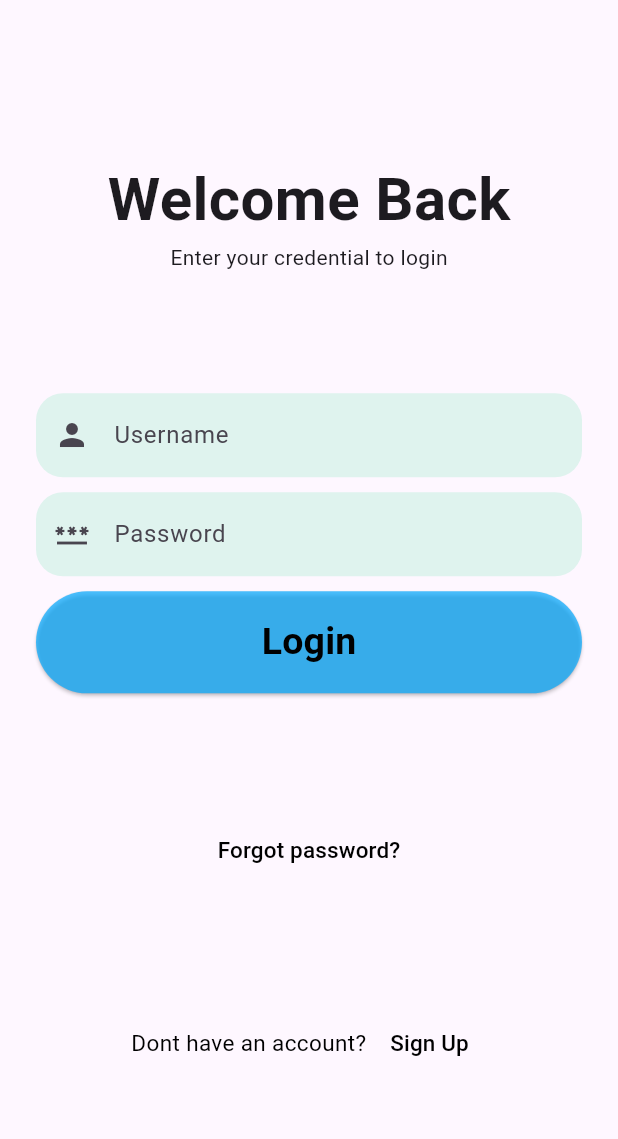
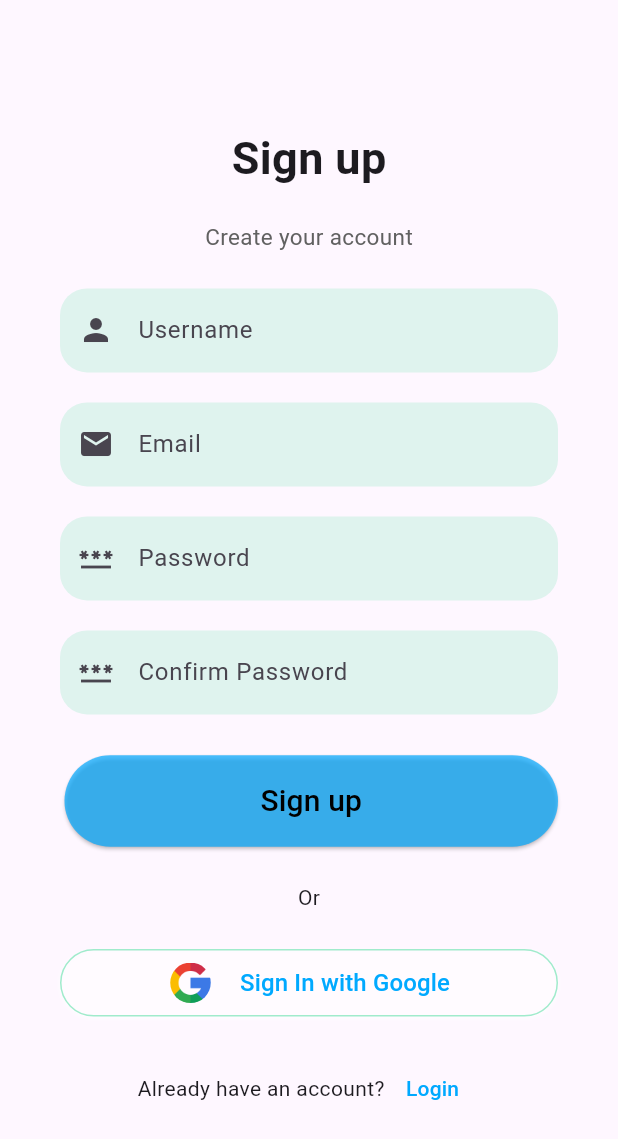
Before and after one commit to akshat407/Chat, a Flutter app: the screen it shows after launch, after a tap on "Sign Up", on a phone screen of 412 x 824 dp. Shown: the top 1139 px of the screen. Run offline on Flutter 3.47's test engine with Material 3 defaults, Android fonts, the phone set to English and light mode, and no system bars; our stand-ins replace firebase_auth, firebase_core, fluttertoast, get, velocity_x; accounts and stored records are empty; network calls fail.

Commit message:
login/signin done

```diff
--- /dev/null
+++ b/quickchat/lib/Auth/auth_services.dart
@@ -0,0 +1,42 @@
+import 'package:firebase_auth/firebase_auth.dart';
+import 'package:flutter/widgets.dart';
+
+class AuthServices
+{
+  //instance of auth
+
+  final FirebaseAuth _auth=FirebaseAuth.instance;
+
+  Future<UserCredential> signInWithEmailAndPassword(String email, String password) async
+  {
+    try {
+      UserCredential userCredential= await _auth.signInWithEmailAndPassword(email: email, password: password);
+      return userCredential;
+
+    } on FirebaseAuthException catch(e){
+      throw Exception(e.code);
+    }
+
+  }
+
+  //signin
+   Future<UserCredential> signUpWithEmailAndPassword(String email, String password) async
+  {
+    try {
+      UserCredential userCredential= await _auth.createUserWithEmailAndPassword(email: email, password: password);
+      return userCredential;
+
+    } on FirebaseAuthException catch(e){
+      throw Exception(e.code);
+    }
+
+  }
+
+  //signpu
+
+  Future<void>signout() async{
+
+    return await _auth.signOut();
+
+  }
+}
--- a/quickchat/lib/main.dart
+++ b/quickchat/lib/main.dart
@@ -1,16 +1,19 @@
 
 
+import 'package:firebase_core/firebase_core.dart';
 import 'package:flutter/material.dart';
 import 'package:flutter/services.dart';
 import 'package:get/get.dart';
+import 'package:quickchat/firebase_options.dart';
 import 'package:quickchat/screens/splashscreen.dart';
 // import 'package:quickchat/strings.dart';
 import 'package:quickchat/utils/strings.dart';
 
-main() {
-  SystemChrome.setSystemUIOverlayStyle(
-    const SystemUiOverlayStyle(statusBarColor: Colors.white, statusBarIconBrightness: Brightness.dark),
-  );
+main() async {
+  WidgetsFlutterBinding.ensureInitialized();
+  await Firebase.initializeApp(options: DefaultFirebaseOptions.currentPlatform);
+
+
   runApp(const App());
 }
 
--- a/quickchat/lib/screens/login_signup.dart
+++ b/quickchat/lib/screens/login_signup.dart
@@ -1,5 +1,12 @@
+import 'package:firebase_auth/firebase_auth.dart';
 import 'package:flutter/material.dart';
+import 'package:get/get.dart';
+import 'package:quickchat/Auth/auth_services.dart';
+import 'package:quickchat/screens/home.dart';
+import 'package:quickchat/screens/signup.dart';
 import 'package:quickchat/utils/colors.dart';
+import 'package:quickchat/utils/utils.dart';
+import 'package:velocity_x/velocity_x.dart';
 
 class LoginPage extends StatefulWidget {
    LoginPage({super.key});
@@ -9,8 +16,42 @@ class LoginPage extends StatefulWidget {
 }
 
 class _LoginPageState extends State<LoginPage> {
-   final username=TextEditingController();
-  final password=TextEditingController();
+
+
+ FirebaseAuth auth=FirebaseAuth  .instance;
+
+  // final emailcontroller = TextEditingController();
+  // final passwordcontroller = TextEditingController();
+  final emailcontroller=TextEditingController();
+  final passwordcontroller=TextEditingController();
+
+   Future<void> login() async {
+    try {
+      final String email = emailcontroller.text.trim();
+      final String password = passwordcontroller.text.trim();
+
+       await auth.signInWithEmailAndPassword(
+        email: email,
+        password: password,
+      );
+
+      // Navigate to the next screen after successful login
+      User? user = auth.currentUser;
+      if (user != null) {
+        // Navigate to the HomeScreen using Get.to()
+        Get.offAll(() => HomePage());
+    }
+    else {
+        utils().toastmessege("User not found");
+      }
+    }
+    catch (e) {
+      utils().toastmessege(e.toString());;
+      // Handle error
+    }
+  }
+
+
   @override
   Widget build(BuildContext context) {
 
@@ -50,9 +91,9 @@ class _LoginPageState extends State<LoginPage> {
       crossAxisAlignment: CrossAxisAlignment.stretch,
       children: [
         TextField(
-          controller: username,
+          controller: emailcontroller,
           decoration: InputDecoration(
-              hintText: "Username",
+              hintText: "email",
               border: OutlineInputBorder(
                   borderRadius: BorderRadius.circular(18),
                   borderSide: BorderSide.none
@@ -63,7 +104,7 @@ class _LoginPageState extends State<LoginPage> {
         ),
         const SizedBox(height: 10),
         TextField(
-          controller: password,
+          controller: passwordcontroller,
           decoration: InputDecoration(
             hintText: "Password",
             border: OutlineInputBorder(
@@ -78,6 +119,7 @@ class _LoginPageState extends State<LoginPage> {
         const SizedBox(height: 10),
         ElevatedButton(
           onPressed: () {
+            login();
           },
           style: ElevatedButton.styleFrom(
             shape: const StadiumBorder(),
@@ -109,6 +151,7 @@ class _LoginPageState extends State<LoginPage> {
         const Text("Dont have an account? ", style: TextStyle(color: Colors.black,fontSize: 15)),
         TextButton(
             onPressed: () {
+              Get.to(SignupPage());
             },
             child: const Text("Sign Up", style: TextStyle(color: Colors.black,fontSize: 15),)
         )
--- /dev/null
+++ b/quickchat/lib/screens/signup.dart
@@ -0,0 +1,225 @@
+import 'package:flutter/material.dart';
+import 'package:get/get.dart';
+import 'package:quickchat/Auth/auth_services.dart';
+import 'package:quickchat/screens/login_signup.dart';
+import 'package:quickchat/utils/colors.dart';
+
+class SignupPage extends StatefulWidget {
+  const SignupPage({super.key});
+
+  @override
+  State<SignupPage> createState() => _SignupPageState();
+}
+
+class _SignupPageState extends State<SignupPage> {
+
+   final username=TextEditingController();
+  final password=TextEditingController();
+  final email=TextEditingController();
+  final cnfmpassword=TextEditingController();
+
+
+  void register(BuildContext context)
+  {
+    final auth=AuthServices();
+    if(password.text==cnfmpassword.text)
+    {
+      try {
+         auth.signUpWithEmailAndPassword(email.text, password.text);
+
+      } catch (e) {
+         showDialog(context: context, builder: (context)=>AlertDialog(
+      title: Text(e.toString()),
+    ));
+
+      }
+    }
+    else{
+      showDialog(context: context, builder: (context)=>AlertDialog(
+      title: Text("Password do no match"),
+    ));
+
+    }
+  }
+
+  @override
+  Widget build(BuildContext context) {
+    return MaterialApp(
+      debugShowCheckedModeBanner: false,
+      home: Scaffold(
+        body: SingleChildScrollView(
+          child: Container(
+            padding: const EdgeInsets.symmetric(horizontal: 40),
+            height: MediaQuery.of(context).size.height - 50,
+            width: double.infinity,
+            child: Column(
+              mainAxisAlignment: MainAxisAlignment.spaceEvenly,
+              crossAxisAlignment: CrossAxisAlignment.stretch,
+              children: <Widget>[
+                Column(
+                  children: <Widget>[
+                    const SizedBox(height: 60.0),
+
+                    const Text(
+                      "Sign up",
+                      style: TextStyle(
+                        fontSize: 30,
+                        fontWeight: FontWeight.bold,
+                      ),
+                    ),
+                    const SizedBox(
+                      height: 20,
+                    ),
+                    Text(
+                      "Create your account",
+                      style: TextStyle(fontSize: 15, color: Colors.grey[700]),
+                    )
+                  ],
+                ),
+                Column(
+                  children: <Widget>[
+                    TextField(
+                      controller: username,
+                      decoration: InputDecoration(
+                          hintText: "Username",
+                          border: OutlineInputBorder(
+                              borderRadius: BorderRadius.circular(18),
+                              borderSide: BorderSide.none),
+                          fillColor: chatuser.withOpacity(0.3),
+                          filled: true,
+                          prefixIcon: const Icon(Icons.person)),
+                    ),
+
+                    const SizedBox(height: 20),
+
+                    TextField(
+                      controller: email,
+                      decoration: InputDecoration(
+                          hintText: "Email",
+                          border: OutlineInputBorder(
+                              borderRadius: BorderRadius.circular(18),
+                              borderSide: BorderSide.none),
+                          fillColor: chatuser.withOpacity(0.3),
+                          filled: true,
+                          prefixIcon: const Icon(Icons.email)),
+                    ),
+
+                    const SizedBox(height: 20),
+
+                    TextField(
+                      controller: password,
+                      decoration: InputDecoration(
+                        hintText: "Password",
+                        border: OutlineInputBorder(
+                            borderRadius: BorderRadius.circular(18),
+                            borderSide: BorderSide.none),
+                        fillColor: chatuser.withOpacity(0.3),
+                        filled: true,
+                        prefixIcon: const Icon(Icons.password),
+                      ),
+                      obscureText: true,
+                    ),
+
+                    const SizedBox(height: 20),
+
+                    TextField(
+                      controller: cnfmpassword,
+                      decoration: InputDecoration(
+                        hintText: "Confirm Password",
+                        border: OutlineInputBorder(
+                            borderRadius: BorderRadius.circular(18),
+                            borderSide: BorderSide.none),
+                        fillColor: chatuser.withOpacity(0.3),
+                        filled: true,
+                        prefixIcon: const Icon(Icons.password),
+                      ),
+                      obscureText: true,
+                    ),
+                  ],
+                ),
+                Container(
+                    padding: const EdgeInsets.only(top: 3, left: 3),
+
+                    child: ElevatedButton(
+                      onPressed: () {
+                        register(context);
+                      },
+                      child: const Text(
+                        "Sign up",
+                        style: TextStyle(fontSize: 20,color: Colors.black),
+                      ),
+                      style: ElevatedButton.styleFrom(
+                        shape: const StadiumBorder(),
+                        padding: const EdgeInsets.symmetric(vertical: 16),
+                        backgroundColor: chatother.withOpacity(0.7),
+                      ),
+                    )
+                ),
+
+                const Center(child: Text("Or")),
+
+                Container(
+                  height: 45,
+                  decoration: BoxDecoration(
+                    borderRadius: BorderRadius.circular(25),
+                    border: Border.all(
+                      color: chatuser.withOpacity(0.9),
+                    ),
+                    boxShadow: [
+                      BoxShadow(
+                        color: Colors.white.withOpacity(0.5),
+                        spreadRadius: 1,
+                        blurRadius: 1,
+                        offset: const Offset(0, 1), // changes position of shadow
+                      ),
+                    ],
+                  ),
+                  child: TextButton(
+                    onPressed: () {},
+                    child: Row(
+                      mainAxisAlignment: MainAxisAlignment.center,
+                      children: [
+                        Container(
+                          height: 30.0,
+                          width: 30.0,
+                          decoration: const BoxDecoration(
+                            image: DecorationImage(
+                                image:   AssetImage('assets/icons/google.png'),
+                                fit: BoxFit.cover),
+                            shape: BoxShape.circle,
+                          ),
+                        ),
+
+                        const SizedBox(width: 18),
+
+                        const Text("Sign In with Google",
+                          style: TextStyle(
+                            fontSize: 16,
+                            color: chatother
+                          ),
+                        ),
+                      ],
+                    ),
+                  ),
+                ),
+
+                Row(
+                  mainAxisAlignment: MainAxisAlignment.center,
+                  children: <Widget>[
+                    const Text("Already have an account?"),
+                    TextButton(
+                        onPressed: () {
+                          Get.to(LoginPage());
+                        },
+                        child: const Text("Login", style: TextStyle(color: chatother))
+                    )
+                  ],
+                )
+              ],
+            ),
+          ),
+        ),
+      ),
+    );
+  }
+}
--- a/quickchat/pubspec.yaml
+++ b/quickchat/pubspec.yaml
@@ -37,6 +37,10 @@ dependencies:
   cupertino_icons: ^1.0.2
   velocity_x: ^3.5.1
   get: ^4.6.5
+  firebase_core: ^2.27.0
+  firebase_auth: ^4.17.8
+  fluttertoast: ^8.2.2
+
 
 dev_dependencies:
   flutter_test:
```
Also changed, not shown: quickchat/lib/Auth/auth_gate.dart (added, +34 -0 lines), quickchat/lib/components/my_drawer.dart (added, +63 -0 lines), quickchat/lib/screens/home.dart (added, +45 -0 lines), quickchat/lib/utils/utils.dart (added, +16 -0 lines), quickchat/assets/icons/google.png (added), quickchat/lib/firebase_options.dart (added), quickchat/pubspec.lock, 9 other files.
